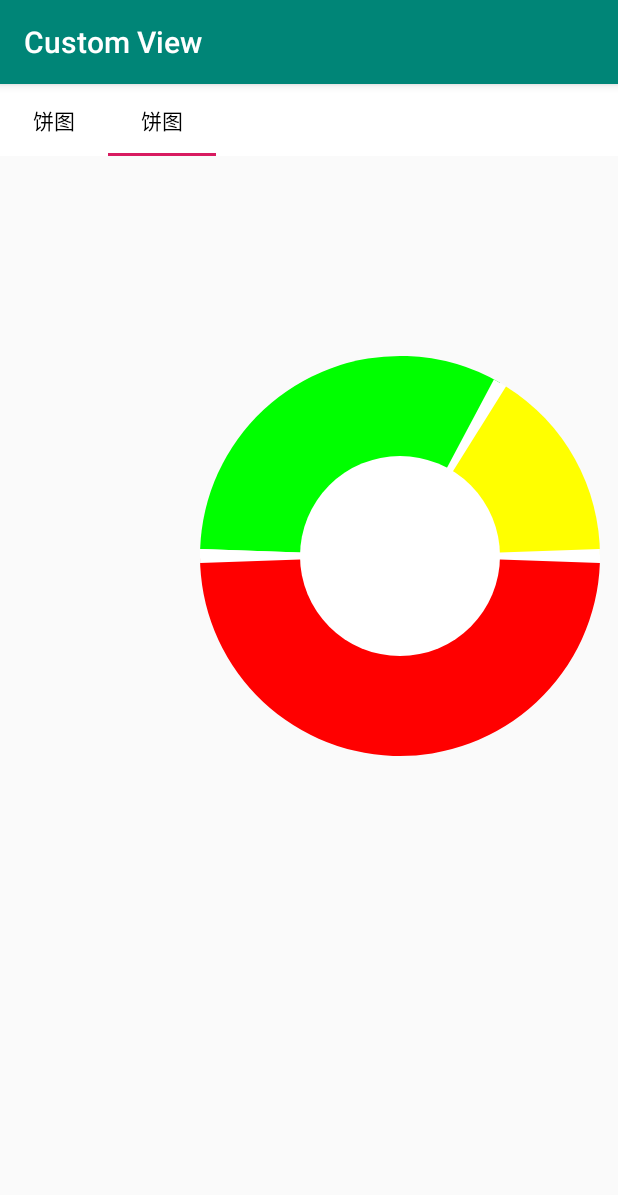
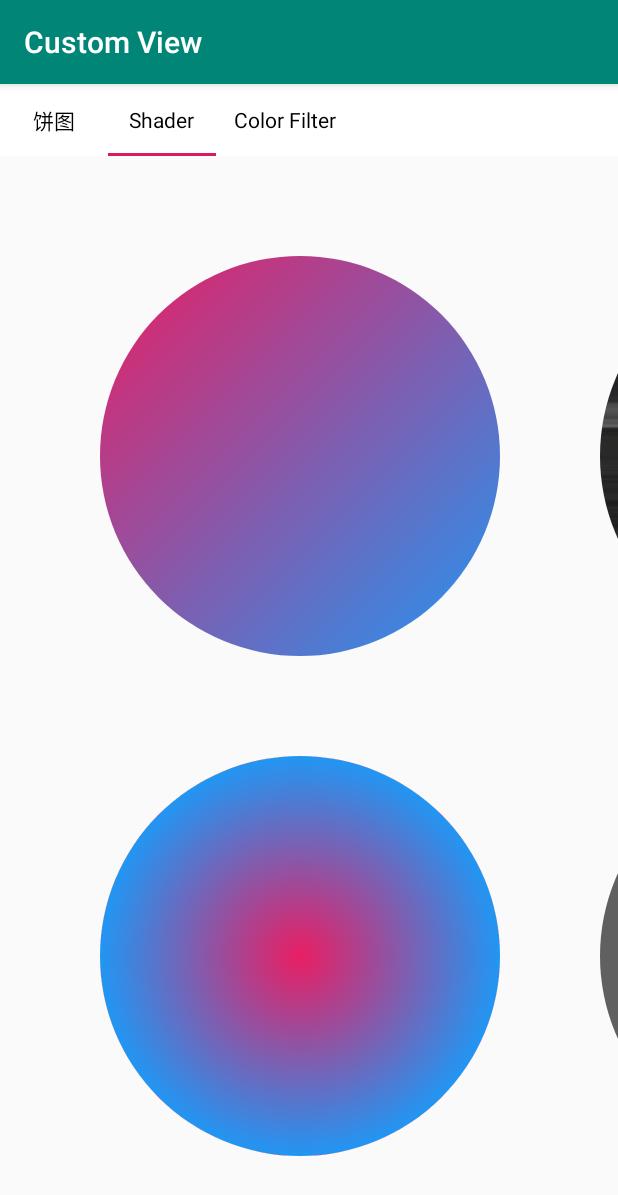
Before and after one commit to woniuJie/Custom-view, an Android app: the DrawOneActivity screen opened directly, with no data from a screen before it, tab 2 chosen, on a phone screen of 412 x 824 dp. Shown: the top 1195 px of the screen. Run offline under Robolectric (Android 15) with nearby library versions, the phone set to English and light mode, and no system bars.

Commit message:
添加shader colorFilter

```diff
--- a/app/src/main/AndroidManifest.xml
+++ b/app/src/main/AndroidManifest.xml
@@ -1,7 +1,8 @@
 <?xml version="1.0" encoding="utf-8"?>
 <manifest xmlns:android="http://schemas.android.com/apk/res/android"
     package="com.zsj.customview">
-
+    <uses-permission android:name="android.permission.INTERNET"/>
+    <uses-permission android:name="android.permission.ACCESS_NETWORK_STATE"/>
     <application
         android:allowBackup="true"
         android:icon="@mipmap/ic_launcher"
@@ -17,6 +18,8 @@
                 <category android:name="android.intent.category.LAUNCHER" />
             </intent-filter>
         </activity>
+
+
     </application>
 
 </manifest>
--- a/app/src/main/java/com/zsj/customview/draw1/DrawOneActivity.java
+++ b/app/src/main/java/com/zsj/customview/draw1/DrawOneActivity.java
@@ -24,7 +24,8 @@ public class DrawOneActivity extends AppCompatActivity {
 
     {
         pageModels.add(new PageModel(R.string.title_draw_color, R.layout.practice_color));
-        pageModels.add(new PageModel(R.string.title_draw_color, R.layout.practice_color));
+        pageModels.add(new PageModel(R.string.title_draw_shader, R.layout.shader_color));
+        pageModels.add(new PageModel(R.string.title_draw_color_filter, R.layout.color_filter));
     }
     @Override
     protected void onCreate(Bundle savedInstanceState) {
--- /dev/null
+++ b/app/src/main/java/com/zsj/customview/draw1/view/ColorFilterView.java
@@ -0,0 +1,62 @@
+package com.zsj.customview.draw1.view;
+
+import android.content.Context;
+import android.graphics.Bitmap;
+import android.graphics.BitmapFactory;
+import android.graphics.Canvas;
+import android.graphics.Color;
+import android.graphics.ColorFilter;
+import android.graphics.LightingColorFilter;
+import android.graphics.Paint;
+import android.util.AttributeSet;
+import android.view.View;
+
+import androidx.annotation.Nullable;
+
+import com.zsj.customview.R;
+
+public class ColorFilterView extends View {
+    private Paint mPaint;
+    public ColorFilterView(Context context) {
+        super(context);
+        init();
+    }
+
+    public ColorFilterView(Context context, @Nullable AttributeSet attrs) {
+        super(context, attrs);
+        init();
+
+    }
+
+    public ColorFilterView(Context context, @Nullable AttributeSet attrs, int defStyleAttr) {
+        super(context, attrs, defStyleAttr);
+        init();
+
+    }
+
+    public void init(){
+        mPaint = new Paint();
+        mPaint.setColor(Color.GREEN);
+        mPaint.setAntiAlias(true);
+
+
+
+
+    }
+
+    @Override
+    protected void onDraw(Canvas canvas) {
+        super.onDraw(canvas);
+
+        /**
+         *  1、LightingColorFilter
+         *  LightingColorFilter 的构造方法是 LightingColorFilter(int mul, int add) ，
+         *  参数里的 mul 和 add 都是和颜色值格式相同的 int 值，其中 mul 用来和目标像素相乘，add 用来和目标像素相加：
+         */
+        ColorFilter lightFilter = new LightingColorFilter(0xffffff,0x003000);
+        mPaint.setColorFilter(lightFilter);
+
+        Bitmap bitmap = BitmapFactory.decodeResource(getResources(), R.drawable.icon_header);
+        canvas.drawBitmap(bitmap,200,200,mPaint);
+    }
+}
--- /dev/null
+++ b/app/src/main/java/com/zsj/customview/draw1/view/ShaderView.java
@@ -0,0 +1,145 @@
+package com.zsj.customview.draw1.view;
+
+import android.content.Context;
+import android.graphics.Bitmap;
+import android.graphics.BitmapFactory;
+import android.graphics.BitmapShader;
+import android.graphics.Canvas;
+import android.graphics.Color;
+import android.graphics.ComposeShader;
+import android.graphics.LinearGradient;
+import android.graphics.Paint;
+import android.graphics.PorterDuff;
+import android.graphics.RadialGradient;
+import android.graphics.Shader;
+import android.util.AttributeSet;
+import android.view.View;
+
+import androidx.annotation.Nullable;
+
+import com.zsj.customview.R;
+
+public class ShaderView extends View {
+    private Paint mPaint;
+    public ShaderView(Context context) {
+        super(context);
+        init();
+    }
+
+    public ShaderView(Context context, @Nullable AttributeSet attrs) {
+        super(context, attrs);
+        init();
+
+    }
+
+    public ShaderView(Context context, @Nullable AttributeSet attrs, int defStyleAttr) {
+        super(context, attrs, defStyleAttr);
+        init();
+
+    }
+
+    public void init(){
+        mPaint = new Paint();
+        mPaint.setColor(Color.GREEN);
+        mPaint.setAntiAlias(true);
+        mPaint.setStrokeWidth(5);
+    }
+
+    @Override
+    protected void onDraw(Canvas canvas) {
+        super.onDraw(canvas);
+
+        //shader 为 着色器，android中使用它的子类
+        //LinerGradient RadialGradient SweepGradient BitmapShader ComposeShader
+
+        /**
+         * 1、LinerGradient  线性渐变
+         *
+         * LinearGradient(float x0, float y0, float x1, float y1, int color0, int color1, Shader.TileMode tile)
+         * x0 y0 x1 y1：渐变的两个端点的位置
+         * color0 color1 是端点的颜色
+         * tile：端点范围之外的着色规则，类型是 TileMode。TileMode 一共有 3 个值可选： CLAMP, MIRROR 和 REPEAT。
+         * CLAMP （夹子模式？？？算了这个词我不会翻）会在端点之外延续端点处的颜色；MIRROR 是镜像模式；REPEAT 是重复模式
+         */
+        Shader shader = new LinearGradient(100,100,500,500
+                ,Color.parseColor("#E91E63")
+                ,Color.parseColor("#2196F3")
+                ,Shader.TileMode.CLAMP);
+        mPaint.setShader(shader);
+
+        canvas.drawCircle(300,300,200,mPaint);
+
+//        mPaint.setTextSize(80);
+//        Shader shader1 = new LinearGradient(300,800,400,900
+//                ,Color.parseColor("#E91E63")
+//                ,Color.parseColor("#2196F3")
+//                ,Shader.TileMode.CLAMP);
+//        mPaint.setShader(shader1);
+//        canvas.drawText("张士杰",300,800,mPaint);
+
+        /**
+         *  2、RadialGradient 辐射渐变
+         *
+         *  RadialGradient(float centerX, float centerY, float radius, int centerColor, int edgeColor, TileMode tileMode)
+         *  参数：
+         * centerX centerY：辐射中心的坐标
+         * radius：辐射半径
+         * centerColor：辐射中心的颜色
+         * edgeColor：辐射边缘的颜色
+         * tileMode：辐射范围之外的着色模式
+         */
+        Shader shader2 = new RadialGradient(300,800,200,Color.parseColor("#E91E63"),
+                Color.parseColor("#2196F3"),Shader.TileMode.REPEAT);
+        mPaint.setShader(shader2);
+        canvas.drawCircle(300,800,200,mPaint);
+
+
+        /**
+         *  3、扫描渐变
+         *
+         *  SweepGradient(float cx, float cy, int color0, int color1)
+         *
+         * 参数：
+         * cx cy ：扫描的中心
+         * color0：扫描的起始颜色
+         * color1：扫描的终止颜色
+         */
+
+
+        /**
+         *  4、BitmapShader
+         *
+         *  BitmapShader(Bitmap bitmap, Shader.TileMode tileX, Shader.TileMode tileY)
+         *
+         * 参数：
+         * bitmap：用来做模板的 Bitmap 对象
+         * tileX：横向的 TileMode
+         * tileY：纵向的 TileMode。
+         */
+        Bitmap bitmap = BitmapFactory.decodeResource(getResources(), R.drawable.image);
+        Shader shader3 = new BitmapShader(bitmap, Shader.TileMode.CLAMP, Shader.TileMode.REPEAT);
+        mPaint.setShader(shader3);
+
+        canvas.drawCircle(800,300,200,mPaint);
+
+        /**
+         *  5、ComposeShader 混合着色器
+         *  构造方法：ComposeShader(Shader shaderA, Shader shaderB, PorterDuff.Mode mode)
+         *
+         * 参数：
+         * shaderA, shaderB：两个相继使用的 Shader
+         * mode: 两个 Shader 的叠加模式，即 shaderA 和 shaderB 应该怎样共同绘制。它的类型是 PorterDuff.Mode 。
+         */
+
+        Bitmap bitmap1 = BitmapFactory.decodeResource(getResources(), R.drawable.image);
+        Shader shader4 = new BitmapShader(bitmap1, Shader.TileMode.CLAMP, Shader.TileMode.CLAMP);
+
+        Bitmap bitmap2 = BitmapFactory.decodeResource(getResources(), R.drawable.icon_add);
+        Shader shader5 = new BitmapShader(bitmap2, Shader.TileMode.CLAMP, Shader.TileMode.CLAMP);
+
+        Shader shader6 = new ComposeShader(shader4,shader5, PorterDuff.Mode.SRC_OVER);
+        mPaint.setShader(shader6);
+
+        canvas.drawCircle(800,800,200,mPaint);
+    }
+}
--- a/app/src/main/res/layout/activity_main.xml
+++ b/app/src/main/res/layout/activity_main.xml
@@ -14,4 +14,5 @@
         android:text="Draw"
         android:onClick="onDrawOne"/>
 
+
 </LinearLayout>
--- /dev/null
+++ b/app/src/main/res/layout/shader_color.xml
@@ -0,0 +1,8 @@
+<?xml version="1.0" encoding="utf-8"?>
+<com.zsj.customview.draw1.view.ShaderView
+    xmlns:android="http://schemas.android.com/apk/res/android"
+    android:layout_width="match_parent"
+    android:layout_height="match_parent"
+    android:orientation="vertical">
+
+</com.zsj.customview.draw1.view.ShaderView>
--- a/app/src/main/res/values/strings.xml
+++ b/app/src/main/res/values/strings.xml
@@ -1,4 +1,6 @@
 <resources>
     <string name="app_name">Custom View</string>
     <string name="title_draw_color">饼图</string>
+    <string name="title_draw_shader">Shader</string>
+    <string name="title_draw_color_filter">Color Filter</string>
 </resources>
--- a/build.gradle
+++ b/build.gradle
@@ -4,7 +4,7 @@ buildscript {
     repositories {
         google()
         jcenter()
-
+        mavenCentral()
     }
     dependencies {
         classpath 'com.android.tools.build:gradle:3.5.0'
@@ -18,7 +18,7 @@ allprojects {
     repositories {
         google()
         jcenter()
-
+        mavenCentral()
     }
 }
 
```
Also changed, not shown: app/src/main/java/com/zsj/customview/MainActivity.java (+1 -10 lines), app/src/main/res/layout/color_filter.xml (added, +8 -0 lines), app/src/main/res/drawable/error.png (added), app/src/main/res/drawable/icon_add.png (added), app/src/main/res/drawable/icon_header.png (added), app/src/main/res/drawable/image.png (added), 4 other files.
